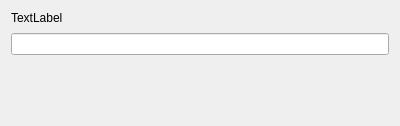
This is src/cpp/desktop/DesktopInputDialog.ui in rstudio/rstudio as Qt 5 draws it before an edit. The edited form follows.
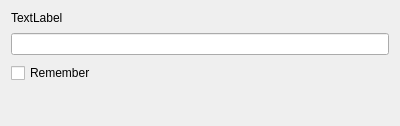
This is the edited form.

The edit to the form file:
```diff
--- a/src/cpp/desktop/DesktopInputDialog.ui
+++ b/src/cpp/desktop/DesktopInputDialog.ui
@@ -36,6 +36,13 @@
    <item>
     <widget class="QLineEdit" name="lineEdit"/>
    </item>
+   <item>
+    <widget class="QCheckBox" name="remember">
+     <property name="text">
+      <string>Remember</string>
+     </property>
+    </widget>
+   </item>
    <item>
     <spacer name="verticalSpacer">
      <property name="orientation">
```
